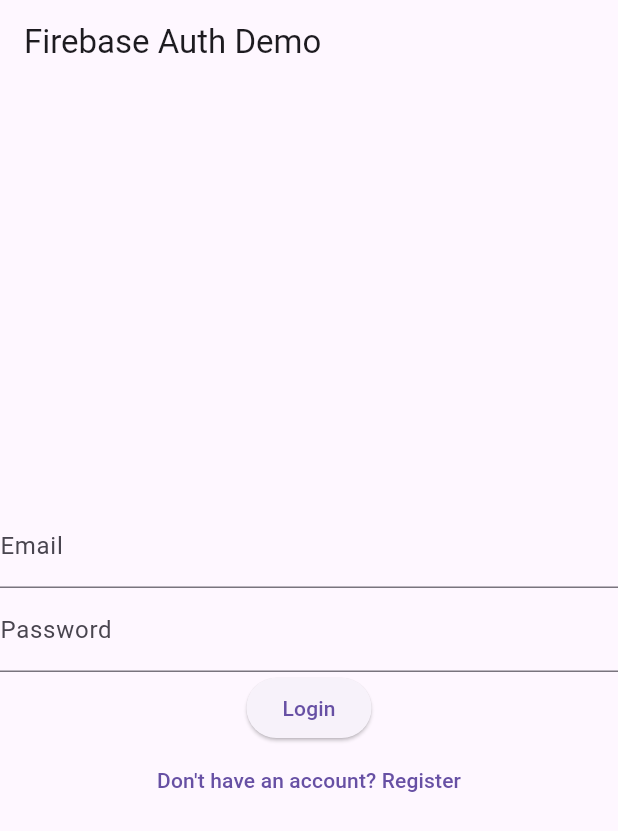
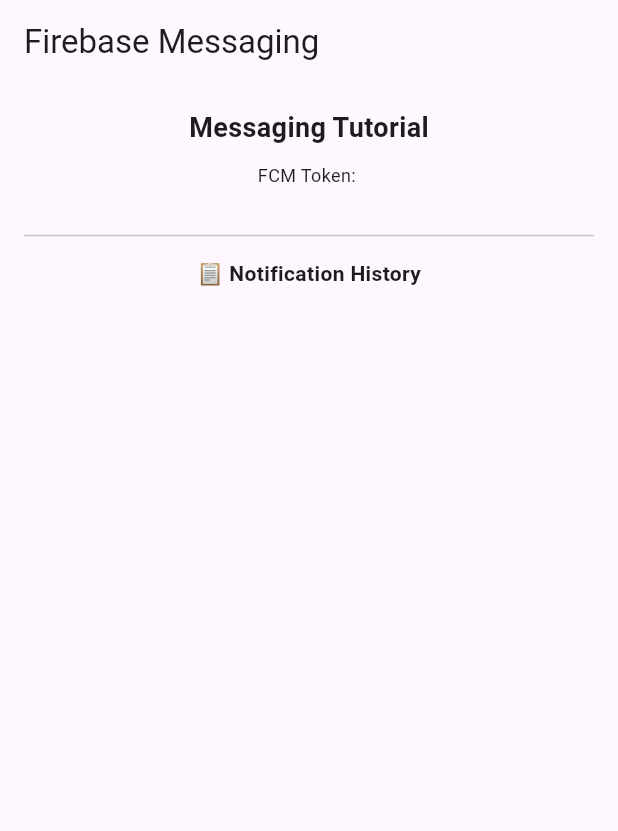
Before and after one commit to R1nneC0de/act13, a Flutter app: the screen it shows after launch, on a phone screen of 412 x 824 dp. Shown: the top 831 px of the screen. Run offline on Flutter 3.47's test engine with Material 3 defaults, Android fonts, the phone set to English and light mode, and no system bars; our stand-ins replace firebase_auth, firebase_core, firebase_messaging; accounts and stored records are empty.

Commit message:
Notification workings act 14

```diff
--- a/lib/main.dart
+++ b/lib/main.dart
@@ -1,26 +1,161 @@
 import 'package:flutter/material.dart';
 import 'package:firebase_core/firebase_core.dart';
+import 'package:firebase_messaging/firebase_messaging.dart';
+import 'package:flutter/services.dart'; // For HapticFeedback
 import 'firebase_options.dart';
-import 'auth_screen.dart';
+
+Future<void> _messageHandler(RemoteMessage message) async {
+  print('Background message: ${message.notification?.body}');
+}
 
 void main() async {
   WidgetsFlutterBinding.ensureInitialized();
   await Firebase.initializeApp(
     options: DefaultFirebaseOptions.currentPlatform,
   );
-  runApp(MyApp());
+  FirebaseMessaging.onBackgroundMessage(_messageHandler);
+  runApp(MessagingTutorial());
 }
 
-class MyApp extends StatelessWidget {
+class MessagingTutorial extends StatelessWidget {
   @override
   Widget build(BuildContext context) {
     return MaterialApp(
       debugShowCheckedModeBanner: false,
-      title: 'Firebase Auth Demo',
+      title: 'Firebase Messaging',
       theme: ThemeData(
-        primarySwatch: Colors.deepPurple,
+        primarySwatch: Colors.blue,
       ),
-      home: AuthenticationScreen(),
+      home: MyHomePage(title: 'Firebase Messaging'),
     );
   }
 }
+
+class MyHomePage extends StatefulWidget {
+  final String? title;
+
+  MyHomePage({Key? key, this.title}) : super(key: key);
+
+  @override
+  _MyHomePageState createState() => _MyHomePageState();
+}
+
+class _MyHomePageState extends State<MyHomePage> {
+  late FirebaseMessaging messaging;
+  String? _token;
+  List<String> notificationHistory = [];
+
+  @override
+  void initState() {
+    super.initState();
+    messaging = FirebaseMessaging.instance;
+
+    // Get FCM token
+    messaging.getToken().then((value) {
+      setState(() {
+        _token = value;
+      });
+      print("🟢 FCM Token: $_token");
+    });
+
+    // Subscribe to topic (optional)
+    messaging.subscribeToTopic("messaging");
+
+    // Handle messages in foreground
+    FirebaseMessaging.onMessage.listen((RemoteMessage event) {
+      String message = event.notification?.body ?? 'No message';
+      String type = event.data['type'] ?? 'normal';
+
+      // Vibration for important
+      if (type == 'important') {
+        HapticFeedback.heavyImpact();
+      }
+
+      // Save history
+      setState(() {
+        notificationHistory.add('$type: $message');
+      });
+
+      // Show styled dialog
+      showDialog(
+        context: context,
+        builder: (BuildContext context) {
+          return AlertDialog(
+            backgroundColor:
+                type == 'important' ? Colors.red[50] : Colors.white,
+            title: Text(
+              type == 'important' ? '🚨 IMPORTANT' : '🔔 Notification',
+              style: TextStyle(
+                color: type == 'important' ? Colors.red : Colors.black,
+                fontWeight: FontWeight.bold,
+                fontSize: 20,
+              ),
+            ),
+            content: Text(
+              message,
+              style: TextStyle(
+                fontSize: 16,
+                color: type == 'important' ? Colors.red[900] : Colors.black87,
+              ),
+            ),
+            actions: [
+              TextButton(
+                child: Text(
+                  "Ok",
+                  style: TextStyle(
+                    color: type == 'important' ? Colors.red : Colors.blue,
+                  ),
+                ),
+                onPressed: () {
+                  Navigator.of(context).pop();
+                },
+              )
+            ],
+          );
+        },
+      );
+    });
+
+    // Handle when notification is tapped
+    FirebaseMessaging.onMessageOpenedApp.listen((message) {
+      print('🔁 Notification clicked!');
+    });
+  }
+
+  @override
+  Widget build(BuildContext context) {
+    return Scaffold(
+      appBar: AppBar(
+        title: Text(widget.title ?? ''),
+      ),
+      body: Padding(
+        padding: const EdgeInsets.all(16.0),
+        child: Column(
+          children: [
+            Text("Messaging Tutorial",
+                style: TextStyle(fontSize: 18, fontWeight: FontWeight.bold)),
+            SizedBox(height: 10),
+            SelectableText(
+              "FCM Token:\n${_token ?? 'Loading...'}",
+              style: TextStyle(fontSize: 12),
+            ),
+            Divider(height: 30),
+            Text("📋 Notification History",
+                style: TextStyle(fontWeight: FontWeight.bold)),
+            Expanded(
+              child: ListView.builder(
+                itemCount: notificationHistory.length,
+                itemBuilder: (context, index) {
+                  return ListTile(
+                    leading: Icon(Icons.notifications),
+                    title: Text(notificationHistory[index]),
+                  );
+                },
+              ),
+            ),
+          ],
+        ),
+      ),
+    );
+  }
+}
--- a/pubspec.yaml
+++ b/pubspec.yaml
@@ -37,6 +37,7 @@ dependencies:
   firebase_core: ^3.13.0
   firebase_auth: ^5.5.2
   cloud_firestore: ^5.6.6
+  firebase_messaging: ^15.2.5
 firebase_core: ^2.25.4
 firebase_auth: ^4.17.4
 cloud_firestore: ^4.14.0
```
Also changed, not shown: pubspec.lock, 3 other files.
